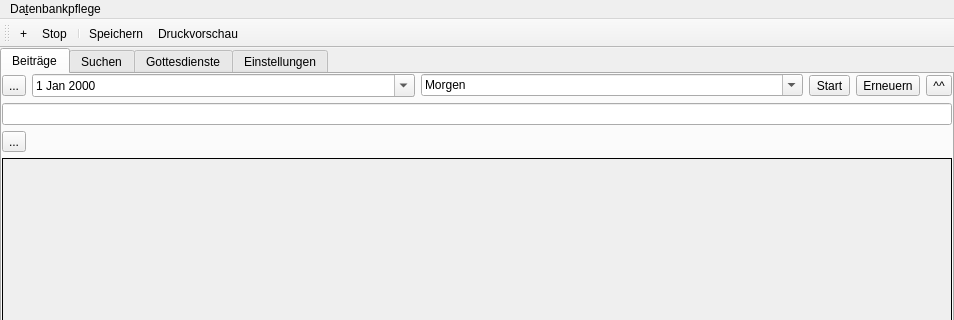
This is mainwindow.ui in audioprog/AudioDatabaseForUsbAutoCopyMaster as Qt 5 draws it before an edit; both pictures show x 0 to 954 and y 0 to 320 of the 954 by 553 pixel window. The edited form follows.
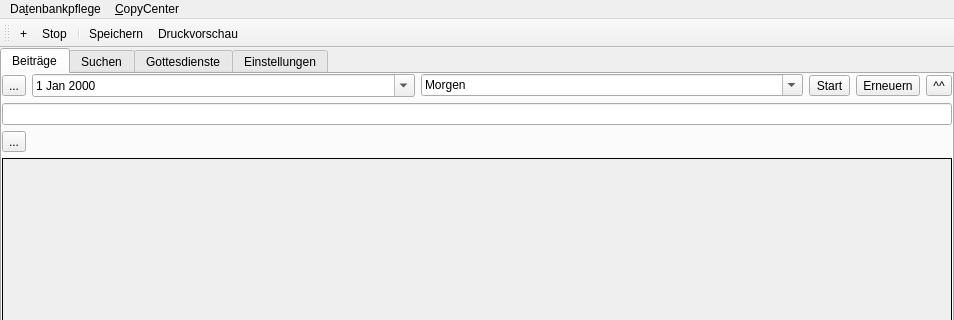
This is the edited form. Icons and pictures are not drawn. Custom widgets are drawn as their Qt base class.

Commit message: CopyCenter weiter

```diff
--- a/mainwindow.ui
+++ b/mainwindow.ui
@@ -302,7 +302,14 @@
     <addaction name="actionVerwaltung"/>
     <addaction name="menu_Sammeln"/>
    </widget>
+   <widget class="QMenu" name="menuCopyCenter">
+    <property name="title">
+     <string>&amp;CopyCenter</string>
+    </property>
+    <addaction name="actionAlles_kopieren"/>
+   </widget>
    <addaction name="menuDatenbankpflege"/>
+   <addaction name="menuCopyCenter"/>
   </widget>
   <widget class="QToolBar" name="mainToolBar">
    <attribute name="toolBarArea">
```
Left out of the diff: 5 changed lines with no effect on the pictures. The commit also changes 2 other files.
